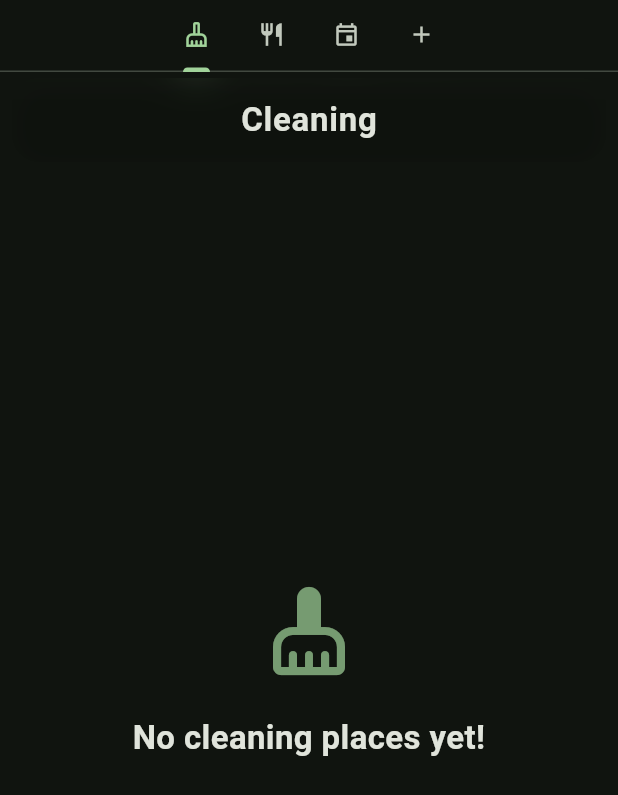
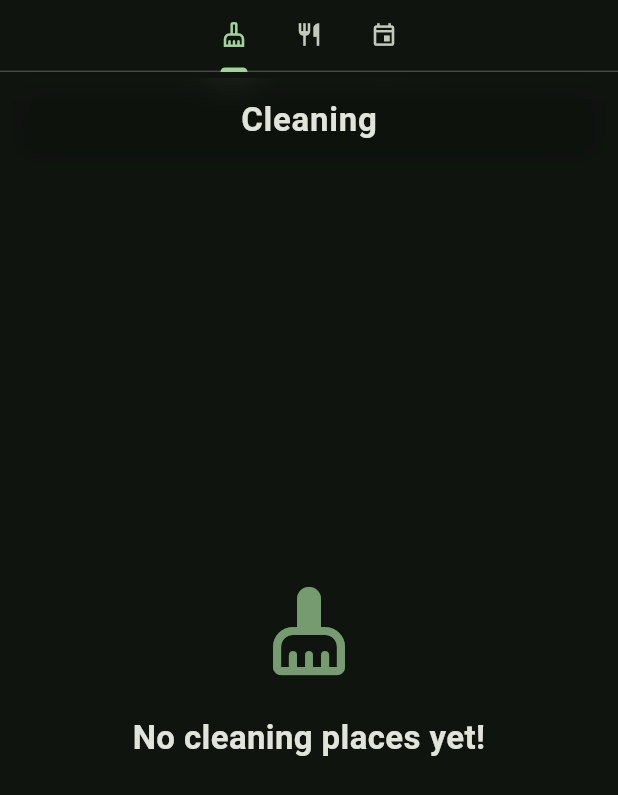
Before and after one commit to Tsunari/Faunty-2.0, a Flutter app: the ListsPage widget shown alone on an empty page, opened directly, on a phone screen of 412 x 824 dp. Shown: the top 795 px of the screen. Run offline on Flutter 3.47's test engine with Material 3 defaults, Android fonts, the light colour scheme and no system bars; our stand-ins replace cloud_firestore, cloud_functions, firebase_auth, firebase_core, firebase_messaging, flutter_riverpod and 3 more; missing offline and left inert: analyzer, slang; accounts and stored records are empty; generated files the repository leaves out were written again.

Commit message:
add RoleGate to add Lists --change

```diff
--- a/lib/components/icon_picker.dart
+++ b/lib/components/icon_picker.dart
@@ -15,6 +15,7 @@ class IconPicker extends StatefulWidget {
 class _IconPickerState extends State<IconPicker> {
   // A curated list of Material icons with human-readable names used for searching.
   static final List<MapEntry<String, IconData>> _icons = [
+    MapEntry('post_add_outlined', Icons.post_add_outlined),
     MapEntry('list_alt', Icons.list_alt),
     MapEntry('event', Icons.event),
     MapEntry('check_circle_outline', Icons.check_circle_outline),
@@ -179,7 +180,7 @@ class _IconPickerState extends State<IconPicker> {
   Widget build(BuildContext context) {
   final display = widget.selected != null && widget.selected!.kind == 'material'
     ? Icon(IconData(widget.selected!.codePoint ?? 0, fontFamily: widget.selected!.fontFamily))
-    : const Icon(Icons.add);
+    : const Icon(Icons.post_add_outlined);
     return Row(
       mainAxisSize: MainAxisSize.min,
       children: [
--- a/lib/pages/lists/lists_page.dart
+++ b/lib/pages/lists/lists_page.dart
@@ -1,3 +1,4 @@
+import 'package:faunty/models/user_roles.dart';
 import 'package:faunty/pages/catering/catering.dart';
 import 'package:faunty/pages/cleaning/cleaning.dart';
 import 'package:flutter/material.dart';
@@ -46,10 +47,19 @@ class ListsPage extends ConsumerWidget {
           final page = CustomListShell(placeId: placeId, list: l, child: pageChild);
           tabs.add(TabMeta(l.title, page, l.icon != null && l.icon!.kind == 'material' ? IconData(l.icon!.codePoint ?? 0, fontFamily: l.icon!.fontFamily) : Icons.list));
         }
-        // Add action tab
-        tabs.add(TabMeta('Add', const AddPage(), Icons.add));
 
-        return TabPage(tabs: tabs, tabIndexProvider: lastTabIndexProvider, prefsKey: 'lists_last_tab_index');
+        // Only show the Add tab for privileged roles.
+        final roleName = user?.role;
+        final allowAdd = roleName == UserRole.superuser || roleName == UserRole.hoca || roleName == UserRole.baskan;
+        if (allowAdd) {
+          tabs.add(TabMeta('Add', const AddPage(), Icons.add));
+        }
+
+        return TabPage(
+          tabs: tabs,
+          tabIndexProvider: lastTabIndexProvider,
+          prefsKey: 'lists_last_tab_index',
+        );
       },
       loading: () => const Center(child: CircularProgressIndicator()),
       error: (e, st) => Center(child: Text('Error loading lists: $e')),
```
Also changed, not shown: lib/pages/lists/custom_list/add_page.dart (+5 -5 lines).
